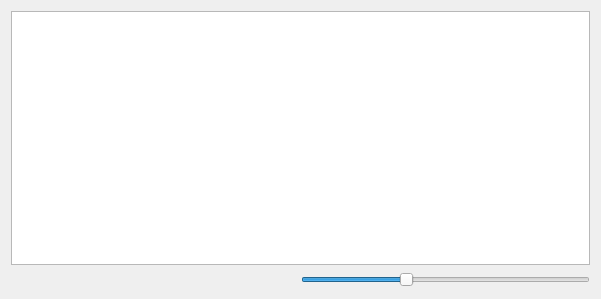
ZulusK/courseWork_1, file src/Facecope/FWorkingWidget.ui: the form before one commit.
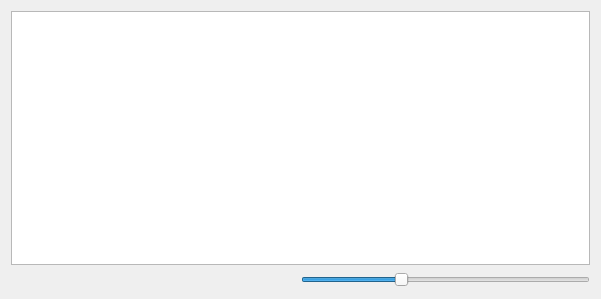
The form after the commit.

Patch:
```diff
--- a/src/Facecope/FWorkingWidget.ui
+++ b/src/Facecope/FWorkingWidget.ui
@@ -45,7 +45,7 @@
         <number>25</number>
        </property>
        <property name="maximum">
-        <number>95</number>
+        <number>99</number>
        </property>
        <property name="value">
         <number>50</number>
```
Left out of the diff: 27 changed lines with no effect on the pictures.
